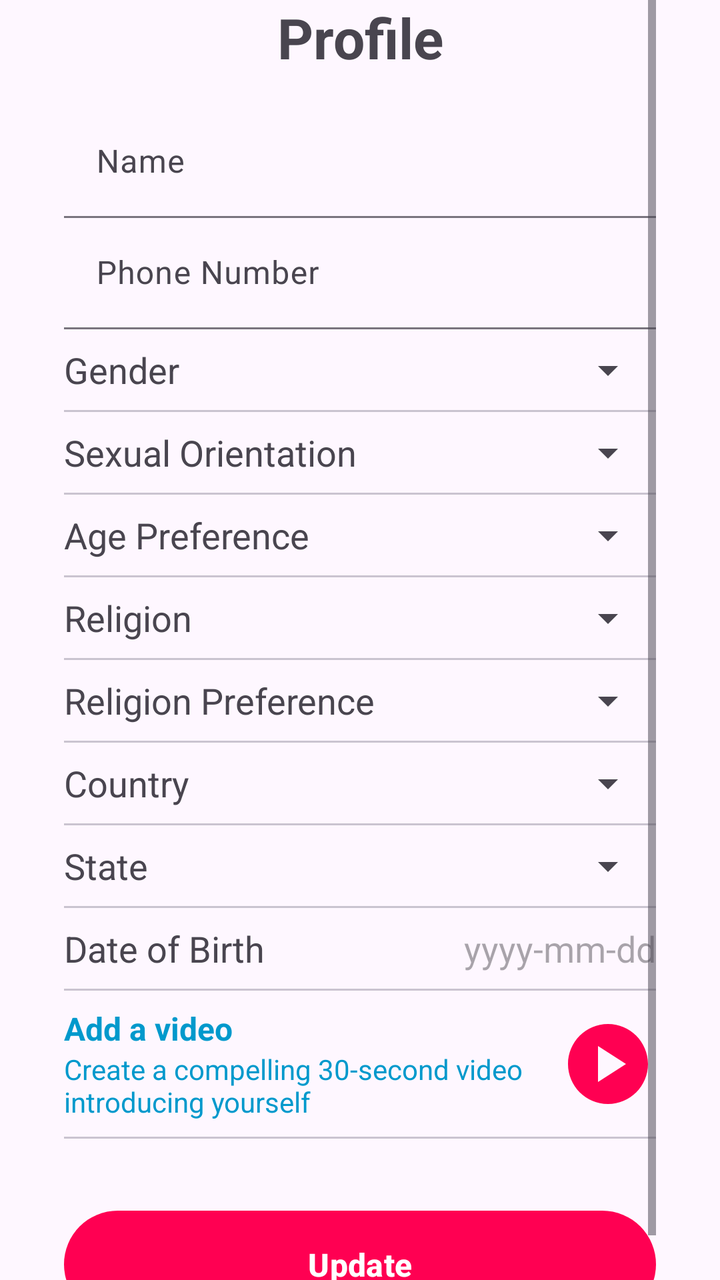
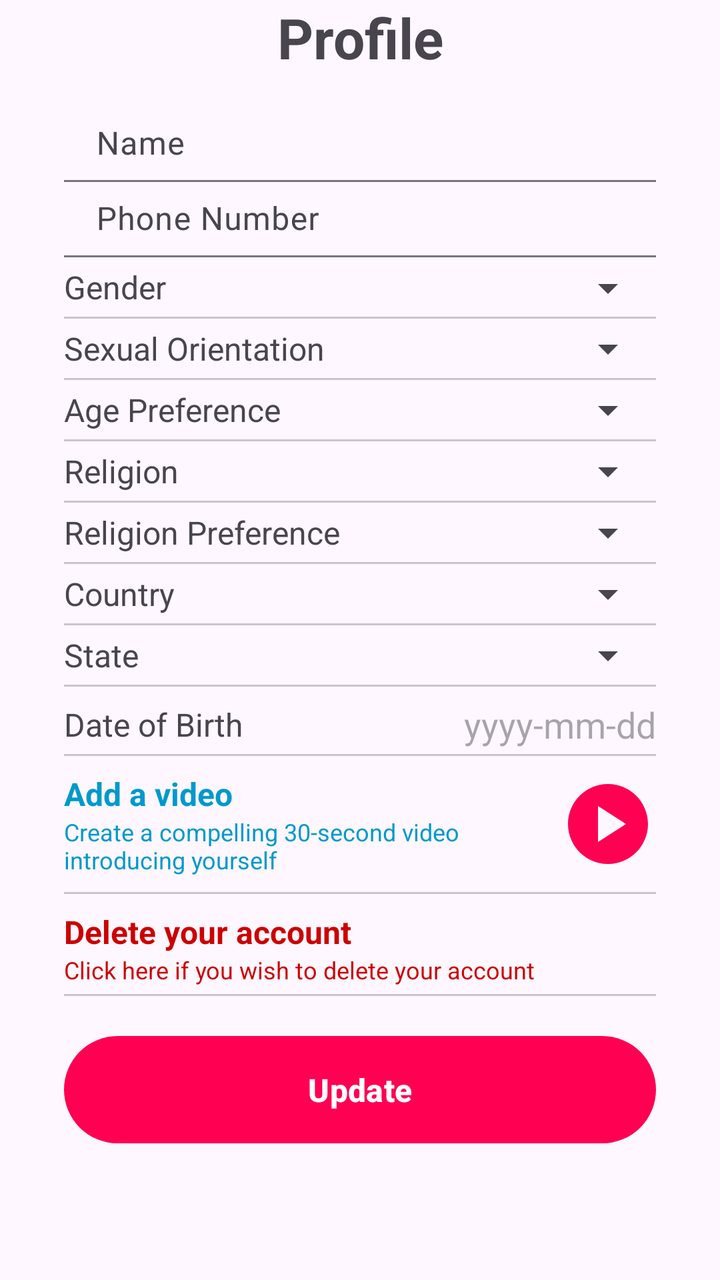

Two renders of the same Android screen: before a commit and after it. Below are the layout's source before the change and the commit's diff.
<!-- AndroidManifest.xml: application theme Theme.You4me -->
<!-- res/layout/fragment_profile.xml -->
<?xml version="1.0" encoding="utf-8"?>
<ScrollView xmlns:android="http://schemas.android.com/apk/res/android"
    xmlns:app="http://schemas.android.com/apk/res-auto"
    xmlns:tools="http://schemas.android.com/tools"
    android:layout_width="match_parent"
    android:layout_height="match_parent"
    android:layout_marginVertical="16dp"
    android:paddingHorizontal="32dp"
    tools:context=".ui.profile.ProfileFragment">

    <androidx.constraintlayout.widget.ConstraintLayout
        android:layout_width="match_parent"
        android:layout_height="wrap_content">

        <TextView
            android:id="@+id/profile_txt"
            android:layout_width="wrap_content"
            android:layout_height="wrap_content"
            android:text="@string/profile"
            android:textSize="28sp"
            android:textStyle="bold"
            app:layout_constraintEnd_toEndOf="parent"
            app:layout_constraintStart_toStartOf="parent"
            app:layout_constraintTop_toTopOf="parent" />

        <com.google.android.material.textfield.TextInputLayout
            android:id="@+id/name_lyt"
            style="@style/Widget.Material3.TextInputLayout.FilledBox"
            android:layout_width="match_parent"
            android:layout_height="wrap_content"
            android:layout_marginTop="16dp"
            android:hint="@string/name"
            app:layout_constraintTop_toBottomOf="@id/profile_txt">

            <com.google.android.material.textfield.TextInputEditText
                android:id="@+id/name"
                android:layout_width="match_parent"
                android:layout_height="match_parent"
                android:background="@android:color/transparent" />

        </com.google.android.material.textfield.TextInputLayout>

        <com.google.android.material.textfield.TextInputLayout
            android:id="@+id/phone_lyt"
            style="@style/Widget.Material3.TextInputLayout.FilledBox"
            android:layout_width="match_parent"
            android:layout_height="wrap_content"
            android:hint="@string/phone_number"
            app:layout_constraintTop_toBottomOf="@id/name_lyt">

            <com.google.android.material.textfield.TextInputEditText
                android:id="@+id/phone"
                android:layout_width="match_parent"
                android:layout_height="match_parent"
                android:background="@android:color/transparent"
                android:inputType="phone" />

        </com.google.android.material.textfield.TextInputLayout>


        <androidx.constraintlayout.widget.ConstraintLayout
            android:id="@+id/gender_lyt"
            android:layout_width="match_parent"
            android:layout_height="wrap_content"
            android:layout_marginTop="8dp"
            app:layout_constraintStart_toStartOf="parent"
            app:layout_constraintTop_toBottomOf="@id/phone_lyt">

            <TextView
                android:id="@+id/gender_label"
                android:layout_width="wrap_content"
                android:layout_height="wrap_content"
                android:text="@string/gender"
                android:textSize="18sp"
                app:layout_constraintEnd_toStartOf="@id/gender_spinner"
                app:layout_constraintHorizontal_chainStyle="spread_inside"
                app:layout_constraintStart_toStartOf="parent"
                app:layout_constraintTop_toTopOf="parent" />

            <Spinner
                android:id="@+id/gender_spinner"
                android:layout_width="wrap_content"
                android:layout_height="wrap_content"
                app:layout_constraintBottom_toBottomOf="@id/gender_label"
                app:layout_constraintEnd_toEndOf="parent"
                app:layout_constraintStart_toEndOf="@id/gender_label"
                app:layout_constraintTop_toTopOf="@id/gender_label" />

            <com.google.android.material.divider.MaterialDivider
                android:id="@+id/divider8"
                android:layout_width="match_parent"
                android:layout_height="1dp"
                android:layout_marginTop="8dp"
                app:layout_constraintTop_toBottomOf="@id/gender_label" />

        </androidx.constraintlayout.widget.ConstraintLayout>

        <TextView
            android:id="@+id/sexual_orientation_label"
            android:layout_width="wrap_content"
            android:layout_height="wrap_content"
            android:layout_marginTop="8dp"
            android:text="@string/sexual_orientation"
            android:textSize="18sp"
            app:layout_constraintEnd_toStartOf="@id/sexual_orientation_spinner"
            app:layout_constraintHorizontal_chainStyle="spread_inside"
            app:layout_constraintStart_toStartOf="parent"
            app:layout_constraintTop_toBottomOf="@id/gender_lyt" />

        <Spinner
            android:id="@+id/sexual_orientation_spinner"
            android:layout_width="wrap_content"
            android:layout_height="wrap_content"
            app:layout_constraintBottom_toBottomOf="@id/sexual_orientation_label"
            app:layout_constraintEnd_toEndOf="parent"
            app:layout_constraintStart_toEndOf="@id/sexual_orientation_label"
            app:layout_constraintTop_toTopOf="@id/sexual_orientation_label" />

        <com.google.android.material.divider.MaterialDivider
            android:id="@+id/divider1"
            android:layout_width="match_parent"
            android:layout_height="1dp"
            android:layout_marginTop="8dp"
            app:layout_constraintTop_toBottomOf="@id/sexual_orientation_label" />

        <TextView
            android:id="@+id/age_preference_label"
            android:layout_width="wrap_content"
            android:layout_height="wrap_content"
            android:layout_marginTop="8dp"
            android:text="@string/age_preference"
            android:textSize="18sp"
            app:layout_constraintEnd_toStartOf="@id/age_preference_spinner"
            app:layout_constraintHorizontal_chainStyle="spread_inside"
            app:layout_constraintStart_toStartOf="parent"
            app:layout_constraintTop_toBottomOf="@id/divider1" />

        <Spinner
            android:id="@+id/age_preference_spinner"
            android:layout_width="wrap_content"
            android:layout_height="wrap_content"
            app:layout_constraintBottom_toBottomOf="@id/age_preference_label"
            app:layout_constraintEnd_toEndOf="parent"
            app:layout_constraintStart_toEndOf="@id/age_preference_label"
            app:layout_constraintTop_toTopOf="@id/age_preference_label" />

        <com.google.android.material.divider.MaterialDivider
            android:id="@+id/divider2"
            android:layout_width="match_parent"
            android:layout_height="1dp"
            android:layout_marginTop="8dp"
            app:layout_constraintTop_toBottomOf="@id/age_preference_label" />

        <TextView
            android:id="@+id/religion_label"
            android:layout_width="wrap_content"
            android:layout_height="wrap_content"
            android:layout_marginTop="8dp"
            android:text="@string/religion"
            android:textSize="18sp"
            app:layout_constraintEnd_toStartOf="@id/religion_spinner"
            app:layout_constraintHorizontal_chainStyle="spread_inside"
            app:layout_constraintStart_toStartOf="parent"
            app:layout_constraintTop_toBottomOf="@id/divider2" />

        <Spinner
            android:id="@+id/religion_spinner"
            android:layout_width="wrap_content"
            android:layout_height="wrap_content"
            app:layout_constraintBottom_toBottomOf="@id/religion_label"
            app:layout_constraintEnd_toEndOf="parent"
            app:layout_constraintStart_toEndOf="@id/religion_label"
            app:layout_constraintTop_toTopOf="@id/religion_label" />

        <com.google.android.material.divider.MaterialDivider
            android:id="@+id/divider9"
            android:layout_width="match_parent"
            android:layout_height="1dp"
            android:layout_marginTop="8dp"
            app:layout_constraintTop_toBottomOf="@id/religion_label" />

        <TextView
            android:id="@+id/religion_preference_label"
            android:layout_width="wrap_content"
            android:layout_height="wrap_content"
            android:layout_marginTop="8dp"
            android:text="@string/religion_preference"
            android:textSize="18sp"
            app:layout_constraintEnd_toStartOf="@id/religion_preference_spinner"
            app:layout_constraintHorizontal_chainStyle="spread_inside"
            app:layout_constraintStart_toStartOf="parent"
            app:layout_constraintTop_toBottomOf="@id/divider9" />

        <Spinner
            android:id="@+id/religion_preference_spinner"
            android:layout_width="wrap_content"
            android:layout_height="wrap_content"
            app:layout_constraintBottom_toBottomOf="@id/religion_preference_label"
            app:layout_constraintEnd_toEndOf="parent"
            app:layout_constraintStart_toEndOf="@id/religion_preference_label"
            app:layout_constraintTop_toTopOf="@id/religion_preference_label" />

        <com.google.android.material.divider.MaterialDivider
            android:id="@+id/divider3"
            android:layout_width="match_parent"
            android:layout_height="1dp"
            android:layout_marginTop="8dp"
            app:layout_constraintTop_toBottomOf="@id/religion_preference_label" />

        <TextView
            android:id="@+id/country_label"
            android:layout_width="wrap_content"
            android:layout_height="wrap_content"
            android:layout_marginTop="8dp"
            android:text="@string/country"
            android:textSize="18sp"
            app:layout_constraintEnd_toStartOf="@id/country_spinner"
            app:layout_constraintHorizontal_chainStyle="spread_inside"
            app:layout_constraintStart_toStartOf="parent"
            app:layout_constraintTop_toBottomOf="@id/divider3" />

        <Spinner
            android:id="@+id/country_spinner"
            android:layout_width="wrap_content"
            android:layout_height="wrap_content"
            app:layout_constraintBottom_toBottomOf="@id/country_label"
            app:layout_constraintEnd_toEndOf="parent"
            app:layout_constraintStart_toEndOf="@id/country_label"
            app:layout_constraintTop_toTopOf="@id/country_label" />

        <com.google.android.material.divider.MaterialDivider
            android:id="@+id/divider4"
            android:layout_width="match_parent"
            android:layout_height="1dp"
            android:layout_marginTop="8dp"
            app:layout_constraintTop_toBottomOf="@id/country_label" />

        <TextView
            android:id="@+id/state_label"
            android:layout_width="wrap_content"
            android:layout_height="wrap_content"
            android:layout_marginTop="8dp"
            android:text="@string/state"
            android:textSize="18sp"
            app:layout_constraintEnd_toStartOf="@id/state_spinner"
            app:layout_constraintHorizontal_chainStyle="spread_inside"
            app:layout_constraintStart_toStartOf="parent"
            app:layout_constraintTop_toBottomOf="@id/divider4" />

        <Spinner
            android:id="@+id/state_spinner"
            android:layout_width="wrap_content"
            android:layout_height="wrap_content"
            app:layout_constraintBottom_toBottomOf="@id/state_label"
            app:layout_constraintEnd_toEndOf="parent"
            app:layout_constraintStart_toEndOf="@id/state_label"
            app:layout_constraintTop_toTopOf="@id/state_label" />

        <com.google.android.material.divider.MaterialDivider
            android:id="@+id/divider5"
            android:layout_width="match_parent"
            android:layout_height="1dp"
            android:layout_marginTop="8dp"
            app:layout_constraintTop_toBottomOf="@id/state_label" />

        <TextView
            android:id="@+id/dob_label"
            android:layout_width="wrap_content"
            android:layout_height="wrap_content"
            android:layout_marginTop="8dp"
            android:text="@string/dob"
            android:textSize="18sp"
            app:layout_constraintEnd_toStartOf="@id/dob"
            app:layout_constraintHorizontal_chainStyle="spread_inside"
            app:layout_constraintStart_toStartOf="parent"
            app:layout_constraintTop_toBottomOf="@id/divider5" />

        <com.google.android.material.textfield.TextInputEditText
            android:id="@+id/dob"
            android:layout_width="wrap_content"
            android:layout_height="wrap_content"
            android:background="@android:color/transparent"
            android:hint="@string/date_hint"
            android:inputType="none"
            app:layout_constraintBottom_toBottomOf="@id/dob_label"
            app:layout_constraintEnd_toEndOf="parent"
            app:layout_constraintStart_toEndOf="@id/dob_label"
            app:layout_constraintTop_toTopOf="@id/dob_label" />

        <com.google.android.material.divider.MaterialDivider
            android:id="@+id/divider6"
            android:layout_width="match_parent"
            android:layout_height="1dp"
            android:layout_marginTop="8dp"
            app:layout_constraintTop_toBottomOf="@id/dob_label" />

        <LinearLayout
            android:id="@+id/add_video_lyt"
            android:layout_width="0dp"
            android:layout_height="wrap_content"
            android:layout_marginTop="8dp"
            android:orientation="vertical"
            app:layout_constraintEnd_toStartOf="@id/btn_play"
            app:layout_constraintStart_toStartOf="parent"
            app:layout_constraintTop_toBottomOf="@id/divider6">

            <TextView
                android:layout_width="wrap_content"
                android:layout_height="wrap_content"
                android:text="@string/add_video"
                android:textColor="@android:color/holo_blue_dark"
                android:textSize="16sp"
                android:textStyle="bold" />

            <TextView
                android:layout_width="wrap_content"
                android:layout_height="wrap_content"
                android:text="@string/create_video"
                android:textColor="@android:color/holo_blue_dark" />
        </LinearLayout>

        <ImageButton
            android:id="@+id/btn_play"
            android:layout_width="wrap_content"
            android:layout_height="wrap_content"
            android:background="@android:color/transparent"
            android:src="@drawable/baseline_play_circle_24"
            app:layout_constraintBottom_toBottomOf="@id/add_video_lyt"
            app:layout_constraintEnd_toEndOf="parent"
            app:layout_constraintStart_toEndOf="@id/add_video_lyt"
            app:layout_constraintTop_toTopOf="@id/add_video_lyt"
            app:tint="@color/primary_pink" />

        <com.google.android.material.divider.MaterialDivider
            android:id="@+id/divider7"
            android:layout_width="match_parent"
            android:layout_height="1dp"
            android:layout_marginTop="8dp"
            app:layout_constraintTop_toBottomOf="@id/add_video_lyt" />

        <com.google.android.material.button.MaterialButton
            android:id="@+id/edit_btn"
            android:layout_width="match_parent"
            android:layout_height="wrap_content"
            android:layout_marginTop="32dp"
            android:padding="16dp"
            android:text="@string/update"
            android:textSize="16sp"
            android:textStyle="bold"
            app:layout_constraintTop_toBottomOf="@id/divider7" />

        <com.google.android.material.progressindicator.CircularProgressIndicator
            android:id="@+id/progress_circular"
            style="@style/Widget.Material3.CircularProgressIndicator.Medium"
            android:layout_width="wrap_content"
            android:layout_height="wrap_content"
            android:layout_marginTop="32dp"
            android:layout_marginBottom="4dp"
            android:indeterminate="true"
            android:visibility="gone"
            app:layout_constraintEnd_toEndOf="parent"
            app:layout_constraintStart_toStartOf="parent"
            app:layout_constraintTop_toBottomOf="@id/divider7" />

    </androidx.constraintlayout.widget.ConstraintLayout>

</ScrollView>
<!-- resources referenced by this layout -->
<resources>
  <color name="primary_pink">#ffff0052</color>
  <!-- drawable baseline_play_circle_24 (drawable) -->
  <vector android:height="48dp" android:tint="#000000"
      android:viewportHeight="24" android:viewportWidth="24"
      android:width="48dp" xmlns:android="http://schemas.android.com/apk/res/android">
      <path android:fillColor="@android:color/white" android:pathData="M12,2C6.48,2 2,6.48 2,12s4.48,10 10,10s10,-4.48 10,-10S17.52,2 12,2zM9.5,16.5v-9l7,4.5L9.5,16.5z"/>
  </vector>
  <string name="add_video">Add a video</string>
  <string name="age_preference">Age Preference</string>
  <string name="country">Country</string>
  <string name="create_video">Create a compelling 30-second video introducing yourself</string>
  <string name="date_hint">yyyy-mm-dd</string>
  <string name="dob">Date of Birth</string>
  <string name="gender">Gender</string>
  <string name="name">Name</string>
  <string name="phone_number">Phone Number</string>
  <string name="profile">Profile</string>
  <string name="religion">Religion</string>
  <string name="religion_preference">Religion Preference</string>
  <string name="sexual_orientation">Sexual Orientation</string>
  <string name="state">State</string>
  <string name="update">Update</string>
  <style name="Theme.You4me" parent="Base.Theme.You4me" />
  <style name="Base.Theme.You4me" parent="Theme.Material3.Light.NoActionBar">
          
           <item name="colorPrimary">@color/primary_pink</item>
      </style>
</resources>

<!-- the commit's change to res/layout/fragment_profile.xml (unified diff, before → after) -->
@@ -36,7 +36,8 @@
                 android:id="@+id/name"
                 android:layout_width="match_parent"
                 android:layout_height="match_parent"
-                android:background="@android:color/transparent" />
+                android:background="@android:color/transparent"
+                android:paddingVertical="8dp" />
 
         </com.google.android.material.textfield.TextInputLayout>
 
@@ -53,7 +54,8 @@
                 android:layout_width="match_parent"
                 android:layout_height="match_parent"
                 android:background="@android:color/transparent"
-                android:inputType="phone" />
+                android:inputType="phone"
+                android:paddingVertical="8dp" />
 
         </com.google.android.material.textfield.TextInputLayout>
 
@@ -62,7 +64,7 @@
             android:id="@+id/gender_lyt"
             android:layout_width="match_parent"
             android:layout_height="wrap_content"
-            android:layout_marginTop="8dp"
+            android:layout_marginTop="4dp"
             app:layout_constraintStart_toStartOf="parent"
             app:layout_constraintTop_toBottomOf="@id/phone_lyt">
 
@@ -71,7 +73,7 @@
                 android:layout_width="wrap_content"
                 android:layout_height="wrap_content"
                 android:text="@string/gender"
-                android:textSize="18sp"
+                android:textSize="16sp"
                 app:layout_constraintEnd_toStartOf="@id/gender_spinner"
                 app:layout_constraintHorizontal_chainStyle="spread_inside"
                 app:layout_constraintStart_toStartOf="parent"
@@ -90,7 +92,7 @@
                 android:id="@+id/divider8"
                 android:layout_width="match_parent"
                 android:layout_height="1dp"
-                android:layout_marginTop="8dp"
+                android:layout_marginTop="4dp"
                 app:layout_constraintTop_toBottomOf="@id/gender_label" />
 
         </androidx.constraintlayout.widget.ConstraintLayout>
@@ -99,9 +101,9 @@
             android:id="@+id/sexual_orientation_label"
             android:layout_width="wrap_content"
             android:layout_height="wrap_content"
-            android:layout_marginTop="8dp"
+            android:layout_marginTop="4dp"
             android:text="@string/sexual_orientation"
-            android:textSize="18sp"
+            android:textSize="16sp"
             app:layout_constraintEnd_toStartOf="@id/sexual_orientation_spinner"
             app:layout_constraintHorizontal_chainStyle="spread_inside"
             app:layout_constraintStart_toStartOf="parent"
@@ -120,16 +122,16 @@
             android:id="@+id/divider1"
             android:layout_width="match_parent"
             android:layout_height="1dp"
-            android:layout_marginTop="8dp"
+            android:layout_marginTop="4dp"
             app:layout_constraintTop_toBottomOf="@id/sexual_orientation_label" />
 
         <TextView
             android:id="@+id/age_preference_label"
             android:layout_width="wrap_content"
             android:layout_height="wrap_content"
-            android:layout_marginTop="8dp"
+            android:layout_marginTop="4dp"
             android:text="@string/age_preference"
-            android:textSize="18sp"
+            android:textSize="16sp"
             app:layout_constraintEnd_toStartOf="@id/age_preference_spinner"
             app:layout_constraintHorizontal_chainStyle="spread_inside"
             app:layout_constraintStart_toStartOf="parent"
@@ -148,16 +150,16 @@
             android:id="@+id/divider2"
             android:layout_width="match_parent"
             android:layout_height="1dp"
-            android:layout_marginTop="8dp"
+            android:layout_marginTop="4dp"
             app:layout_constraintTop_toBottomOf="@id/age_preference_label" />
 
         <TextView
             android:id="@+id/religion_label"
             android:layout_width="wrap_content"
             android:layout_height="wrap_content"
-            android:layout_marginTop="8dp"
+            android:layout_marginTop="4dp"
             android:text="@string/religion"
-            android:textSize="18sp"
+            android:textSize="16sp"
             app:layout_constraintEnd_toStartOf="@id/religion_spinner"
             app:layout_constraintHorizontal_chainStyle="spread_inside"
             app:layout_constraintStart_toStartOf="parent"
@@ -176,16 +178,16 @@
             android:id="@+id/divider9"
             android:layout_width="match_parent"
             android:layout_height="1dp"
-            android:layout_marginTop="8dp"
+            android:layout_marginTop="4dp"
             app:layout_constraintTop_toBottomOf="@id/religion_label" />
 
         <TextView
             android:id="@+id/religion_preference_label"
             android:layout_width="wrap_content"
             android:layout_height="wrap_content"
-            android:layout_marginTop="8dp"
+            android:layout_marginTop="4dp"
             android:text="@string/religion_preference"
-            android:textSize="18sp"
+            android:textSize="16sp"
             app:layout_constraintEnd_toStartOf="@id/religion_preference_spinner"
             app:layout_constraintHorizontal_chainStyle="spread_inside"
             app:layout_constraintStart_toStartOf="parent"
@@ -204,16 +206,16 @@
             android:id="@+id/divider3"
             android:layout_width="match_parent"
             android:layout_height="1dp"
-            android:layout_marginTop="8dp"
+            android:layout_marginTop="4dp"
             app:layout_constraintTop_toBottomOf="@id/religion_preference_label" />
 
         <TextView
             android:id="@+id/country_label"
             android:layout_width="wrap_content"
             android:layout_height="wrap_content"
-            android:layout_marginTop="8dp"
+            android:layout_marginTop="4dp"
             android:text="@string/country"
-            android:textSize="18sp"
+            android:textSize="16sp"
             app:layout_constraintEnd_toStartOf="@id/country_spinner"
             app:layout_constraintHorizontal_chainStyle="spread_inside"
             app:layout_constraintStart_toStartOf="parent"
@@ -232,16 +234,16 @@
             android:id="@+id/divider4"
             android:layout_width="match_parent"
             android:layout_height="1dp"
-            android:layout_marginTop="8dp"
+            android:layout_marginTop="4dp"
             app:layout_constraintTop_toBottomOf="@id/country_label" />
 
         <TextView
             android:id="@+id/state_label"
             android:layout_width="wrap_content"
             android:layout_height="wrap_content"
-            android:layout_marginTop="8dp"
+            android:layout_marginTop="4dp"
             android:text="@string/state"
-            android:textSize="18sp"
+            android:textSize="16sp"
             app:layout_constraintEnd_toStartOf="@id/state_spinner"
             app:layout_constraintHorizontal_chainStyle="spread_inside"
             app:layout_constraintStart_toStartOf="parent"
@@ -260,7 +262,7 @@
             android:id="@+id/divider5"
             android:layout_width="match_parent"
             android:layout_height="1dp"
-            android:layout_marginTop="8dp"
+            android:layout_marginTop="4dp"
             app:layout_constraintTop_toBottomOf="@id/state_label" />
 
         <TextView
@@ -269,7 +271,7 @@
             android:layout_height="wrap_content"
             android:layout_marginTop="8dp"
             android:text="@string/dob"
-            android:textSize="18sp"
+            android:textSize="16sp"
             app:layout_constraintEnd_toStartOf="@id/dob"
             app:layout_constraintHorizontal_chainStyle="spread_inside"
             app:layout_constraintStart_toStartOf="parent"
@@ -291,7 +293,7 @@
             android:id="@+id/divider6"
             android:layout_width="match_parent"
             android:layout_height="1dp"
-            android:layout_marginTop="8dp"
+            android:layout_marginTop="4dp"
             app:layout_constraintTop_toBottomOf="@id/dob_label" />
 
         <LinearLayout
@@ -316,7 +318,8 @@
                 android:layout_width="wrap_content"
                 android:layout_height="wrap_content"
                 android:text="@string/create_video"
-                android:textColor="@android:color/holo_blue_dark" />
+                android:textColor="@android:color/holo_blue_dark"
+                android:textSize="12sp" />
         </LinearLayout>
 
         <ImageButton
@@ -338,16 +341,48 @@
             android:layout_marginTop="8dp"
             app:layout_constraintTop_toBottomOf="@id/add_video_lyt" />
 
+        <LinearLayout
+            android:id="@+id/delete_acc_lyt"
+            android:layout_width="match_parent"
+            android:layout_height="wrap_content"
+            android:layout_marginTop="8dp"
+            android:orientation="vertical"
+            app:layout_constraintStart_toStartOf="parent"
+            app:layout_constraintTop_toBottomOf="@id/divider7">
+
+            <TextView
+                android:layout_width="wrap_content"
+                android:layout_height="wrap_content"
+                android:text="@string/delete_your_account"
+                android:textColor="@android:color/holo_red_dark"
+                android:textSize="16sp"
+                android:textStyle="bold" />
+
+            <TextView
+                android:layout_width="wrap_content"
+                android:layout_height="wrap_content"
+                android:text="@string/click_to_delete_your_account"
+                android:textColor="@android:color/holo_red_dark"
+                android:textSize="12sp" />
+
+            <com.google.android.material.divider.MaterialDivider
+                android:id="@+id/divider11"
+                android:layout_width="match_parent"
+                android:layout_height="1dp"
+                android:layout_marginTop="4dp"
+                app:layout_constraintTop_toBottomOf="@id/dob_label" />
+        </LinearLayout>
+
         <com.google.android.material.button.MaterialButton
             android:id="@+id/edit_btn"
             android:layout_width="match_parent"
             android:layout_height="wrap_content"
-            android:layout_marginTop="32dp"
+            android:layout_marginTop="16dp"
             android:padding="16dp"
             android:text="@string/update"
             android:textSize="16sp"
             android:textStyle="bold"
-            app:layout_constraintTop_toBottomOf="@id/divider7" />
+            app:layout_constraintTop_toBottomOf="@id/delete_acc_lyt" />
 
         <com.google.android.material.progressindicator.CircularProgressIndicator
             android:id="@+id/progress_circular"
<!-- resource entries referenced after the edit -->
@@ -9,9 +9,11 @@
   </vector>
   <string name="add_video">Add a video</string>
   <string name="age_preference">Age Preference</string>
+  <string name="click_to_delete_your_account">Click here if you wish to delete your account</string>
   <string name="country">Country</string>
   <string name="create_video">Create a compelling 30-second video introducing yourself</string>
   <string name="date_hint">yyyy-mm-dd</string>
+  <string name="delete_your_account">Delete your account</string>
   <string name="dob">Date of Birth</string>
   <string name="gender">Gender</string>
   <string name="name">Name</string>
